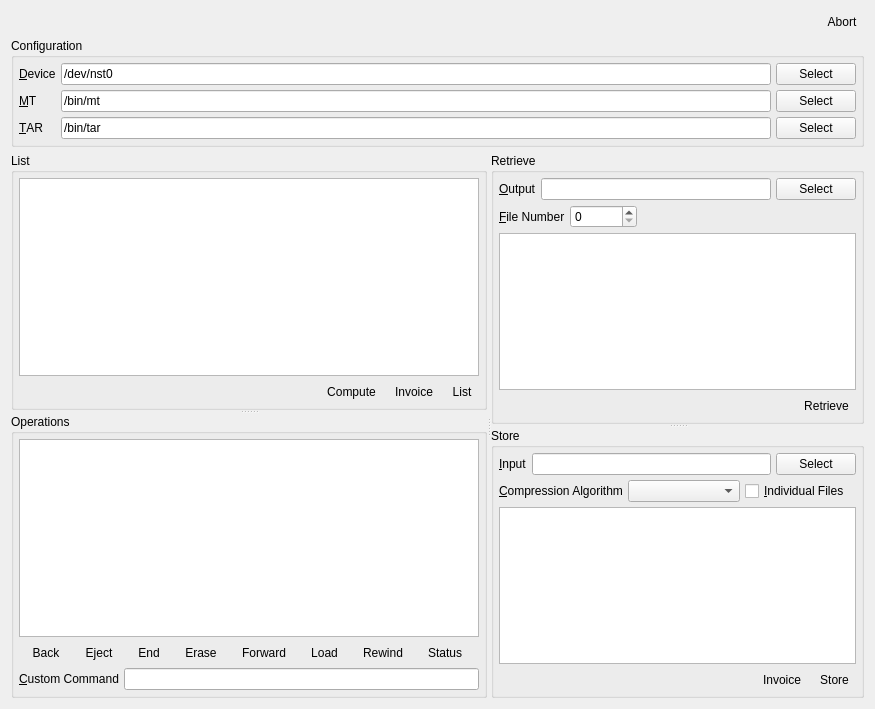
Qt form UI/spinware_page.ui (textbrowser/spinware) before a commit.
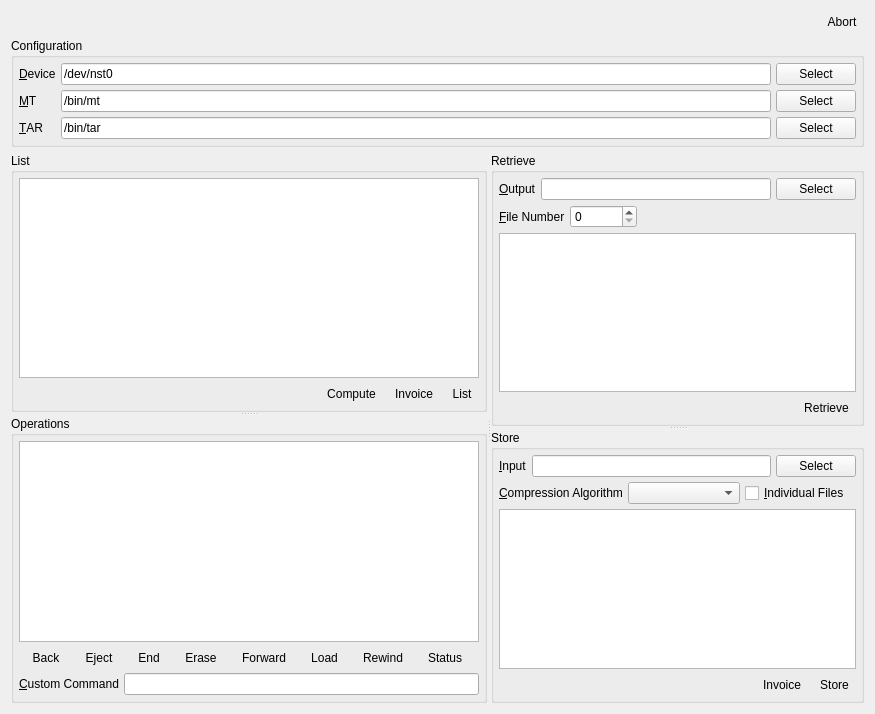
The same form after that commit. Icons and pictures are not drawn.

Diff of the .ui file:
```diff
--- a/UI/spinware_page.ui
+++ b/UI/spinware_page.ui
@@ -7,7 +7,7 @@
     <x>0</x>
     <y>0</y>
     <width>875</width>
-    <height>709</height>
+    <height>714</height>
    </rect>
   </property>
   <property name="windowTitle">
```
Left out of the diff: 2 changed lines with no effect on the pictures.
